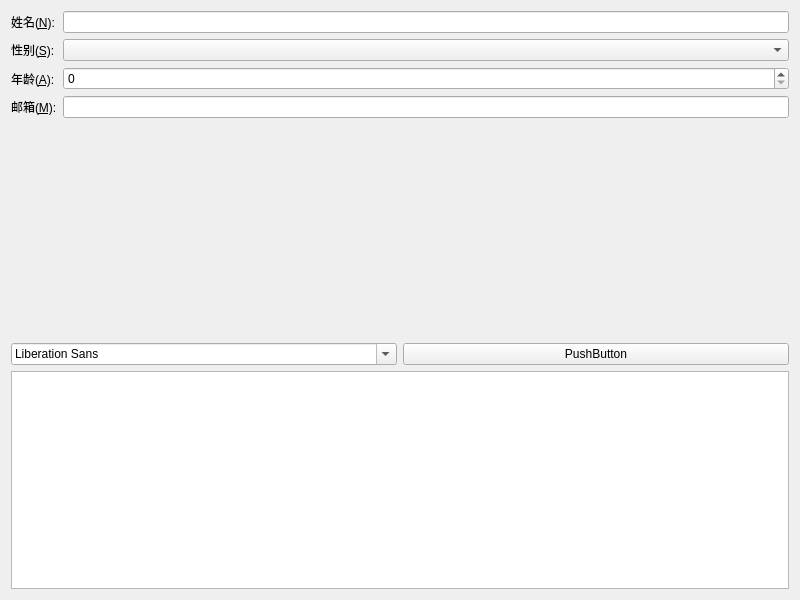
Old version of the form QtCreator/04/4-1/mylayout/mywidget.ui in the repository muzi2LC/learnQT.
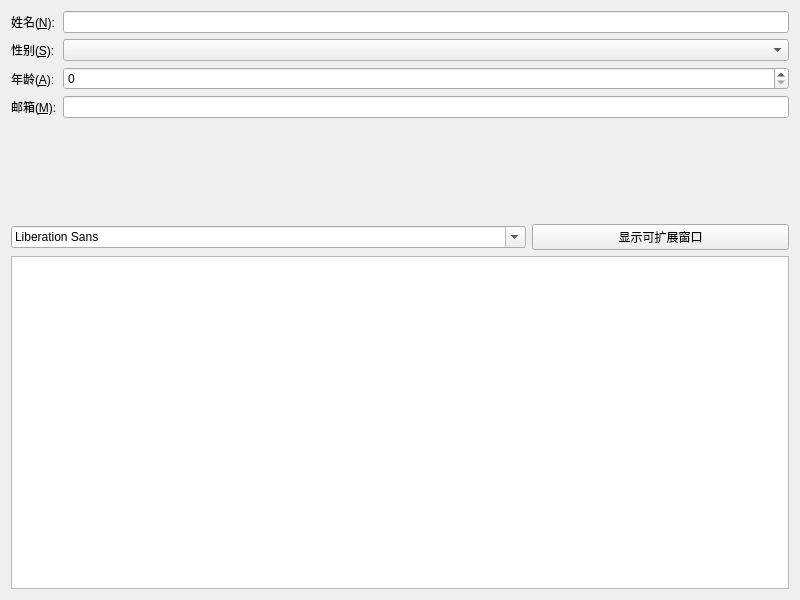
New version of the form.

Diff of the .ui file:
```diff
--- a/QtCreator/04/4-1/mylayout/mywidget.ui
+++ b/QtCreator/04/4-1/mylayout/mywidget.ui
@@ -75,23 +75,29 @@
      <property name="orientation">
       <enum>Qt::Vertical</enum>
      </property>
+     <property name="sizeType">
+      <enum>QSizePolicy::Fixed</enum>
+     </property>
      <property name="sizeHint" stdset="0">
       <size>
        <width>20</width>
-       <height>212</height>
+       <height>100</height>
       </size>
      </property>
     </spacer>
    </item>
    <item>
-    <layout class="QHBoxLayout" name="horizontalLayout">
+    <layout class="QHBoxLayout" name="horizontalLayout" stretch="2,1">
      <item>
       <widget class="QFontComboBox" name="fontComboBox"/>
      </item>
      <item>
       <widget class="QPushButton" name="pushButton">
        <property name="text">
-        <string>PushButton</string>
+        <string>显示可扩展窗口</string>
+       </property>
+       <property name="checkable">
+        <bool>true</bool>
        </property>
       </widget>
      </item>
```
